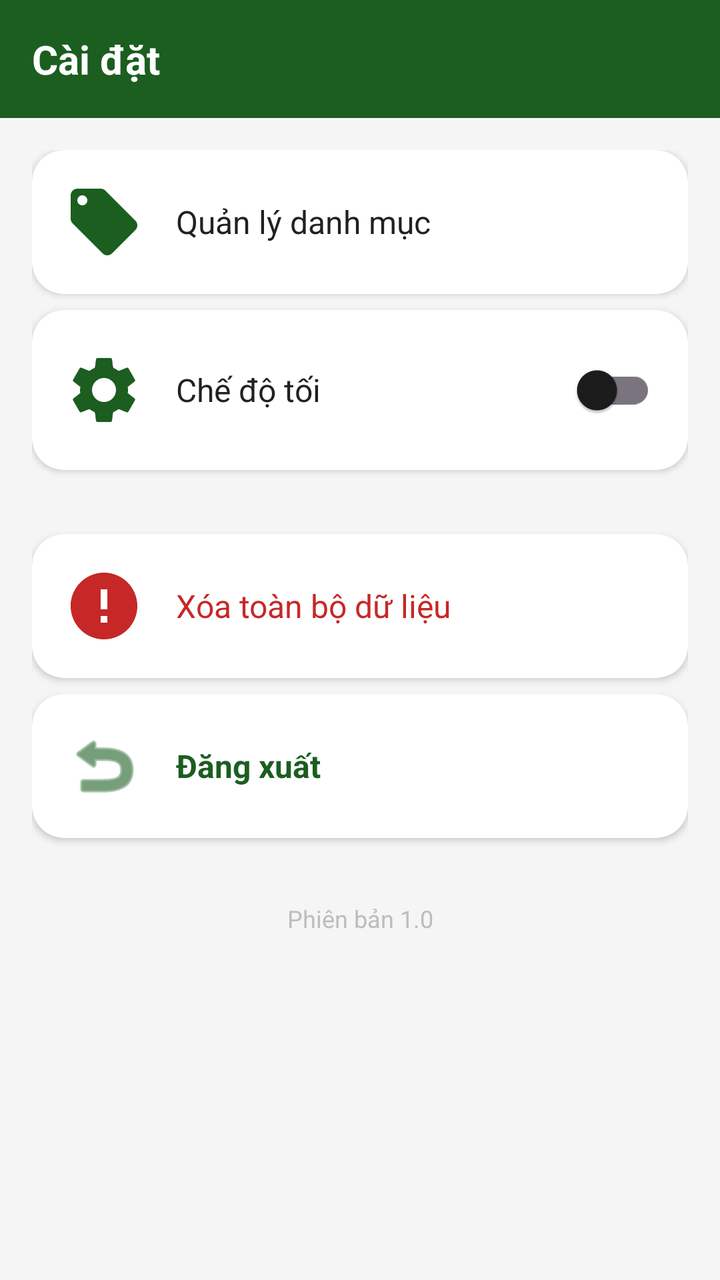
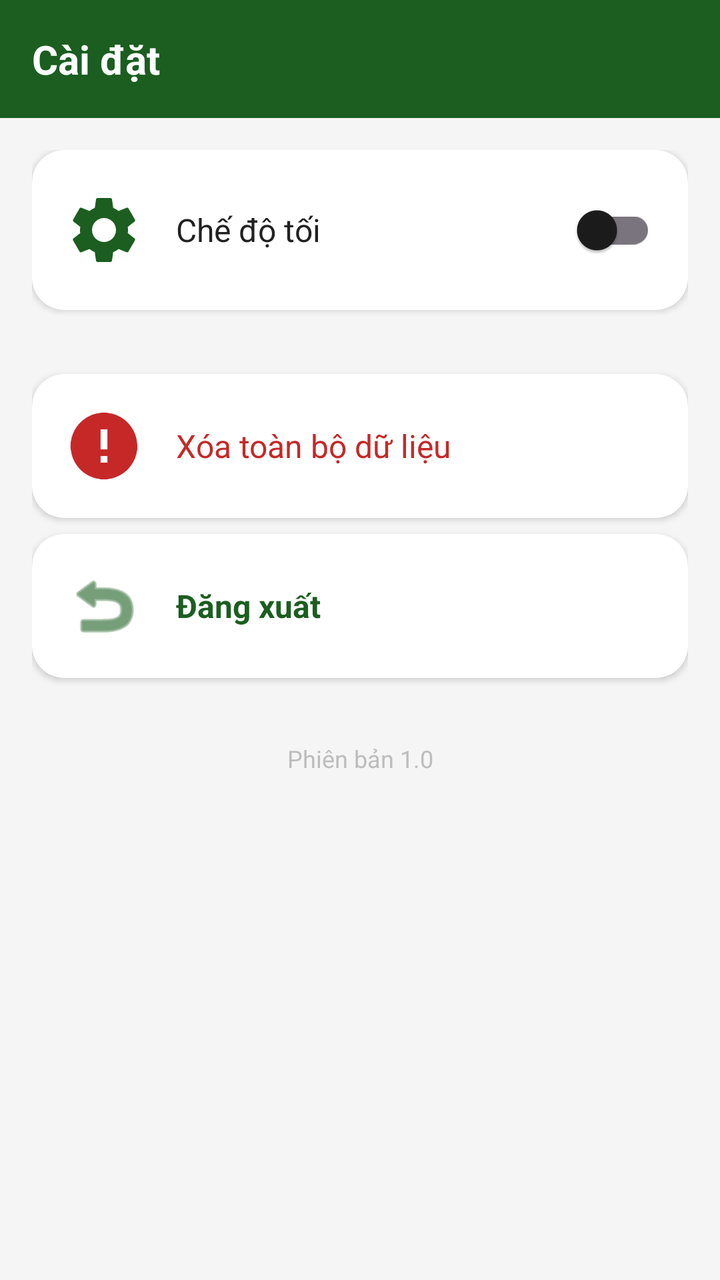

Screens rendered from an Android XML layout before and after an edit, with the pre-edit source and the edit as a unified diff.
<!-- AndroidManifest.xml: application theme Theme.AppQuanLyChiTieu -->
<!-- res/layout/fragment_settings.xml -->
<?xml version="1.0" encoding="utf-8"?>
<LinearLayout xmlns:android="http://schemas.android.com/apk/res/android"
    xmlns:app="http://schemas.android.com/apk/res-auto"
    android:layout_width="match_parent"
    android:layout_height="match_parent"
    android:background="@color/background"
    android:orientation="vertical">

    
    <TextView
        android:layout_width="match_parent"
        android:layout_height="wrap_content"
        android:background="@color/primary"
        android:padding="@dimen/spacing_md"
        android:text="@string/settings_title"
        android:textColor="@color/white"
        android:textSize="@dimen/text_title"
        android:textStyle="bold" />

    <androidx.core.widget.NestedScrollView
        android:layout_width="match_parent"
        android:layout_height="match_parent">

        <LinearLayout
            android:layout_width="match_parent"
            android:layout_height="wrap_content"
            android:orientation="vertical"
            android:padding="@dimen/spacing_md">

            
            <androidx.cardview.widget.CardView
                android:id="@+id/card_manage_categories"
                android:layout_width="match_parent"
                android:layout_height="wrap_content"
                android:layout_marginBottom="@dimen/spacing_sm"
                app:cardCornerRadius="@dimen/card_corner_radius"
                app:cardElevation="2dp"
                android:foreground="?attr/selectableItemBackground"
                android:clickable="true"
                android:focusable="true">

                <LinearLayout
                    android:layout_width="match_parent"
                    android:layout_height="wrap_content"
                    android:gravity="center_vertical"
                    android:orientation="horizontal"
                    android:padding="@dimen/card_padding">

                    <ImageView
                        android:layout_width="@dimen/icon_md"
                        android:layout_height="@dimen/icon_md"
                        android:src="@drawable/ic_budget"
                        android:contentDescription="@string/manage_categories"
                        app:tint="@color/primary" />

                    <TextView
                        android:layout_width="wrap_content"
                        android:layout_height="wrap_content"
                        android:layout_marginStart="@dimen/spacing_md"
                        android:text="@string/manage_categories"
                        android:textColor="@color/text_primary"
                        android:textSize="@dimen/text_subtitle" />
                </LinearLayout>
            </androidx.cardview.widget.CardView>

            
            <androidx.cardview.widget.CardView
                android:layout_width="match_parent"
                android:layout_height="wrap_content"
                android:layout_marginBottom="@dimen/spacing_sm"
                app:cardCornerRadius="@dimen/card_corner_radius"
                app:cardElevation="2dp">

                <LinearLayout
                    android:layout_width="match_parent"
                    android:layout_height="wrap_content"
                    android:gravity="center_vertical"
                    android:orientation="horizontal"
                    android:padding="@dimen/card_padding">

                    <ImageView
                        android:layout_width="@dimen/icon_md"
                        android:layout_height="@dimen/icon_md"
                        android:src="@drawable/ic_settings"
                        android:contentDescription="@string/dark_mode"
                        app:tint="@color/primary" />

                    <TextView
                        android:layout_width="0dp"
                        android:layout_height="wrap_content"
                        android:layout_weight="1"
                        android:layout_marginStart="@dimen/spacing_md"
                        android:text="@string/dark_mode"
                        android:textColor="@color/text_primary"
                        android:textSize="@dimen/text_subtitle" />

                    <com.google.android.material.switchmaterial.SwitchMaterial
                        android:id="@+id/switch_dark_mode"
                        android:layout_width="wrap_content"
                        android:layout_height="wrap_content" />
                </LinearLayout>
            </androidx.cardview.widget.CardView>

            
            <androidx.cardview.widget.CardView
                android:id="@+id/card_reset_data"
                android:layout_width="match_parent"
                android:layout_height="wrap_content"
                android:layout_marginTop="@dimen/spacing_lg"
                app:cardCornerRadius="@dimen/card_corner_radius"
                app:cardElevation="2dp"
                android:foreground="?attr/selectableItemBackground"
                android:clickable="true"
                android:focusable="true">

                <LinearLayout
                    android:layout_width="match_parent"
                    android:layout_height="wrap_content"
                    android:gravity="center_vertical"
                    android:orientation="horizontal"
                    android:padding="@dimen/card_padding">

                    <ImageView
                        android:layout_width="@dimen/icon_md"
                        android:layout_height="@dimen/icon_md"
                        android:src="@drawable/ic_other"
                        android:contentDescription="@string/reset_data"
                        app:tint="@color/expense_color" />

                    <TextView
                        android:layout_width="wrap_content"
                        android:layout_height="wrap_content"
                        android:layout_marginStart="@dimen/spacing_md"
                        android:text="@string/reset_data"
                        android:textColor="@color/expense_color"
                        android:textSize="@dimen/text_subtitle" />
                </LinearLayout>
            </androidx.cardview.widget.CardView>

            
            <androidx.cardview.widget.CardView
                android:id="@+id/card_logout"
                android:layout_width="match_parent"
                android:layout_height="wrap_content"
                android:layout_marginTop="@dimen/spacing_sm"
                app:cardCornerRadius="@dimen/card_corner_radius"
                app:cardElevation="2dp"
                android:foreground="?attr/selectableItemBackground"
                android:clickable="true"
                android:focusable="true">

                <LinearLayout
                    android:layout_width="match_parent"
                    android:layout_height="wrap_content"
                    android:gravity="center_vertical"
                    android:orientation="horizontal"
                    android:padding="@dimen/card_padding">

                    <ImageView
                        android:layout_width="@dimen/icon_md"
                        android:layout_height="@dimen/icon_md"
                        android:src="@android:drawable/ic_menu_revert"
                        android:contentDescription="Đăng xuất"
                        app:tint="@color/primary" />

                    <TextView
                        android:layout_width="wrap_content"
                        android:layout_height="wrap_content"
                        android:layout_marginStart="@dimen/spacing_md"
                        android:text="Đăng xuất"
                        android:textColor="@color/primary"
                        android:textSize="@dimen/text_subtitle"
                        android:textStyle="bold" />
                </LinearLayout>
            </androidx.cardview.widget.CardView>

            
            <TextView
                android:layout_width="match_parent"
                android:layout_height="wrap_content"
                android:gravity="center"
                android:layout_marginTop="@dimen/spacing_xl"
                android:text="@string/app_version"
                android:textColor="@color/text_hint"
                android:textSize="@dimen/text_caption" />

        </LinearLayout>
    </androidx.core.widget.NestedScrollView>
</LinearLayout>
<!-- resources referenced by this layout -->
<resources>
  <color name="background">#F5F5F5</color>
  <color name="expense_color">#C62828</color>
  <color name="primary">#1B5E20</color>
  <color name="text_hint">#BDBDBD</color>
  <color name="text_primary">#212121</color>
  <color name="white">#FFFFFFFF</color>
  <dimen name="card_corner_radius">16dp</dimen>
  <dimen name="card_padding">16dp</dimen>
  <dimen name="icon_md">40dp</dimen>
  <dimen name="spacing_lg">24dp</dimen>
  <dimen name="spacing_md">16dp</dimen>
  <dimen name="spacing_sm">8dp</dimen>
  <dimen name="spacing_xl">32dp</dimen>
  <dimen name="text_caption">12sp</dimen>
  <dimen name="text_subtitle">16sp</dimen>
  <dimen name="text_title">20sp</dimen>
  <!-- drawable ic_budget (drawable) -->
  <vector xmlns:android="http://schemas.android.com/apk/res/android"
      android:width="24dp"
      android:height="24dp"
      android:viewportWidth="24"
      android:viewportHeight="24"
      android:tint="?attr/colorControlNormal">
      <path
          android:fillColor="@android:color/white"
          android:pathData="M21.41,11.58l-9,-9C12.05,2.22 11.55,2 11,2H4C2.9,2 2,2.9 2,4v7c0,0.55 0.22,1.05 0.59,1.42l9,9c0.36,0.36 0.86,0.58 1.41,0.58 0.55,0 1.05,-0.22 1.41,-0.59l7,-7c0.37,-0.36 0.59,-0.86 0.59,-1.41C22,12.45 21.78,11.94 21.41,11.58zM5.5,7C4.67,7 4,6.33 4,5.5S4.67,4 5.5,4S7,4.67 7,5.5S6.33,7 5.5,7z"/>
  </vector>
  <!-- drawable ic_other (drawable) -->
  <vector xmlns:android="http://schemas.android.com/apk/res/android"
      android:width="24dp" android:height="24dp"
      android:viewportWidth="24" android:viewportHeight="24">
      <path android:fillColor="#607D8B"
          android:pathData="M12,2C6.48,2 2,6.48 2,12s4.48,10 10,10 10,-4.48 10,-10S17.52,2 12,2zM13,17h-2v-2h2v2zM13,13h-2V7h2v6z"/>
  </vector>
  <string name="app_version">Phiên bản 1.0</string>
  <string name="dark_mode">Chế độ tối</string>
  <string name="manage_categories">Quản lý danh mục</string>
  <string name="reset_data">Xóa toàn bộ dữ liệu</string>
  <string name="settings_title">Cài đặt</string>
  <style name="Theme.AppQuanLyChiTieu" parent="Base.Theme.AppQuanLyChiTieu" />
  <style name="Base.Theme.AppQuanLyChiTieu" parent="Theme.Material3.DayNight.NoActionBar">
          <item name="colorPrimary">@color/primary</item>
          <item name="colorPrimaryDark">@color/primary_dark</item>
          <item name="colorOnPrimary">@color/on_primary</item>
          <item name="colorSecondary">@color/secondary</item>
          <item name="colorOnSecondary">@color/on_secondary</item>
          <item name="android:colorBackground">@color/background</item>
          <item name="colorSurface">@color/surface</item>
          <item name="colorOnSurface">@color/on_surface</item>
          <item name="android:statusBarColor">@color/primary_dark</item>
      </style>
  <color name="primary_dark">#003300</color>
  <color name="on_primary">#FFFFFF</color>
  <color name="secondary">#FF6F00</color>
  <color name="on_secondary">#FFFFFF</color>
  <color name="surface">#FFFFFF</color>
  <color name="on_surface">#1C1C1C</color>
  <!-- unchanged entries left out for length: 1 -->
</resources>

<!-- the commit's change to res/layout/fragment_settings.xml (unified diff, before → after) -->
@@ -26,42 +26,6 @@
             android:layout_height="wrap_content"
             android:orientation="vertical"
             android:padding="@dimen/spacing_md">
-
-            
-            <androidx.cardview.widget.CardView
-                android:id="@+id/card_manage_categories"
-                android:layout_width="match_parent"
-                android:layout_height="wrap_content"
-                android:layout_marginBottom="@dimen/spacing_sm"
-                app:cardCornerRadius="@dimen/card_corner_radius"
-                app:cardElevation="2dp"
-                android:foreground="?attr/selectableItemBackground"
-                android:clickable="true"
-                android:focusable="true">
-
-                <LinearLayout
-                    android:layout_width="match_parent"
-                    android:layout_height="wrap_content"
-                    android:gravity="center_vertical"
-                    android:orientation="horizontal"
-                    android:padding="@dimen/card_padding">
-
-                    <ImageView
-                        android:layout_width="@dimen/icon_md"
-                        android:layout_height="@dimen/icon_md"
-                        android:src="@drawable/ic_budget"
-                        android:contentDescription="@string/manage_categories"
-                        app:tint="@color/primary" />
-
-                    <TextView
-                        android:layout_width="wrap_content"
-                        android:layout_height="wrap_content"
-                        android:layout_marginStart="@dimen/spacing_md"
-                        android:text="@string/manage_categories"
-                        android:textColor="@color/text_primary"
-                        android:textSize="@dimen/text_subtitle" />
-                </LinearLayout>
-            </androidx.cardview.widget.CardView>
 
             
             <androidx.cardview.widget.CardView
<!-- resource entries referenced after the edit -->
@@ -16,17 +16,6 @@
   <dimen name="text_caption">12sp</dimen>
   <dimen name="text_subtitle">16sp</dimen>
   <dimen name="text_title">20sp</dimen>
-  <!-- drawable ic_budget (drawable) -->
-  <vector xmlns:android="http://schemas.android.com/apk/res/android"
-      android:width="24dp"
-      android:height="24dp"
-      android:viewportWidth="24"
-      android:viewportHeight="24"
-      android:tint="?attr/colorControlNormal">
-      <path
-          android:fillColor="@android:color/white"
-          android:pathData="M21.41,11.58l-9,-9C12.05,2.22 11.55,2 11,2H4C2.9,2 2,2.9 2,4v7c0,0.55 0.22,1.05 0.59,1.42l9,9c0.36,0.36 0.86,0.58 1.41,0.58 0.55,0 1.05,-0.22 1.41,-0.59l7,-7c0.37,-0.36 0.59,-0.86 0.59,-1.41C22,12.45 21.78,11.94 21.41,11.58zM5.5,7C4.67,7 4,6.33 4,5.5S4.67,4 5.5,4S7,4.67 7,5.5S6.33,7 5.5,7z"/>
-  </vector>
   <!-- drawable ic_other (drawable) -->
   <vector xmlns:android="http://schemas.android.com/apk/res/android"
       android:width="24dp" android:height="24dp"
@@ -36,7 +25,6 @@
   </vector>
   <string name="app_version">Phiên bản 1.0</string>
   <string name="dark_mode">Chế độ tối</string>
-  <string name="manage_categories">Quản lý danh mục</string>
   <string name="reset_data">Xóa toàn bộ dữ liệu</string>
   <string name="settings_title">Cài đặt</string>
   <style name="Theme.AppQuanLyChiTieu" parent="Base.Theme.AppQuanLyChiTieu" />
